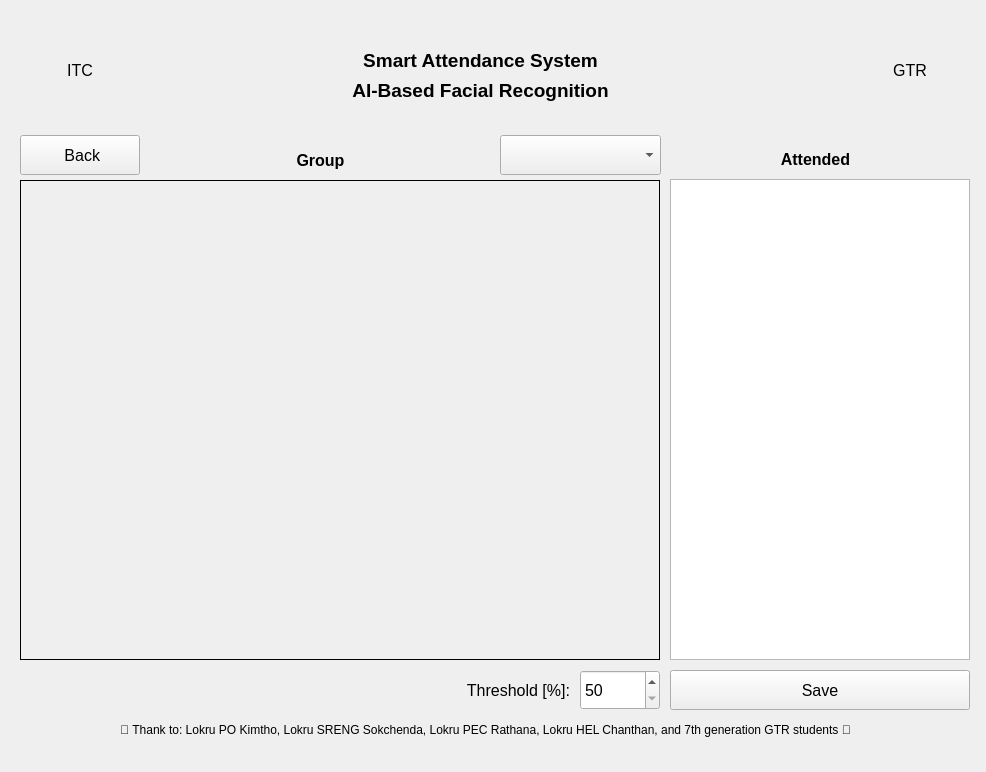
This is resource/view_controller/check_attendance_form/View.ui in muysengly/repo_attendance_system as Qt 5 draws it before an edit. The edited form follows.
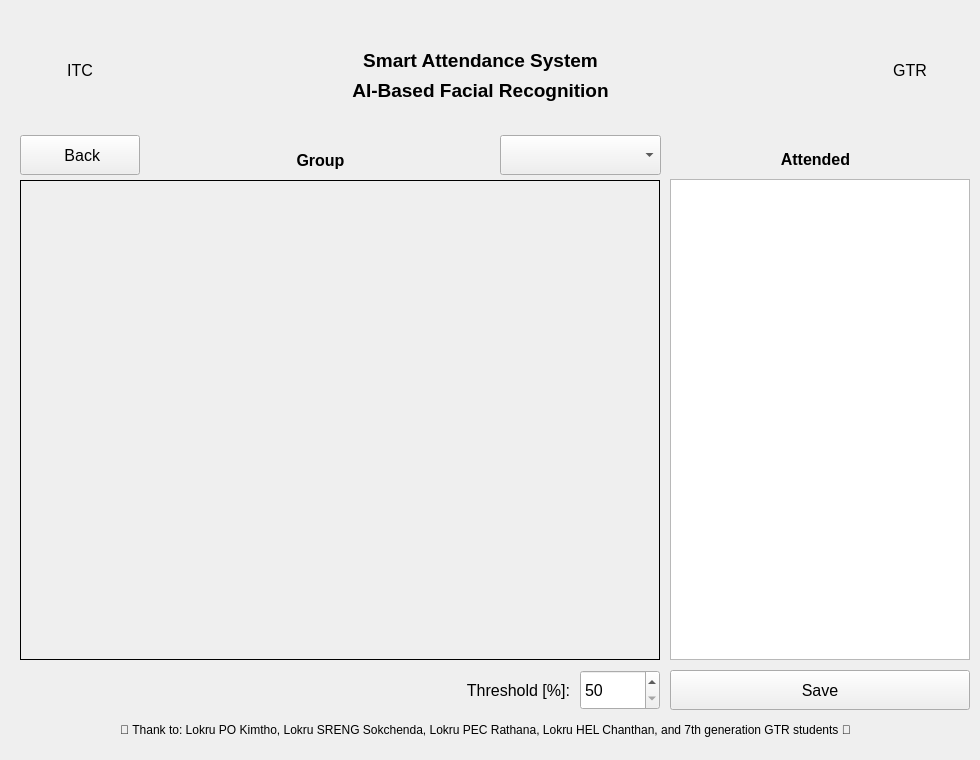
This is the edited form.

Patch:
```diff
--- a/resource/view_controller/check_attendance_form/View.ui
+++ b/resource/view_controller/check_attendance_form/View.ui
@@ -6,10 +6,28 @@
    <rect>
     <x>0</x>
     <y>0</y>
-    <width>986</width>
-    <height>772</height>
+    <width>980</width>
+    <height>760</height>
    </rect>
   </property>
+  <property name="sizePolicy">
+   <sizepolicy hsizetype="Preferred" vsizetype="Preferred">
+    <horstretch>0</horstretch>
+    <verstretch>0</verstretch>
+   </sizepolicy>
+  </property>
+  <property name="minimumSize">
+   <size>
+    <width>980</width>
+    <height>760</height>
+   </size>
+  </property>
+  <property name="maximumSize">
+   <size>
+    <width>980</width>
+    <height>760</height>
+   </size>
+  </property>
   <property name="windowTitle">
    <string>MainWindow</string>
   </property>
```
Left out of the diff: 3 changed lines with no effect on the pictures.
